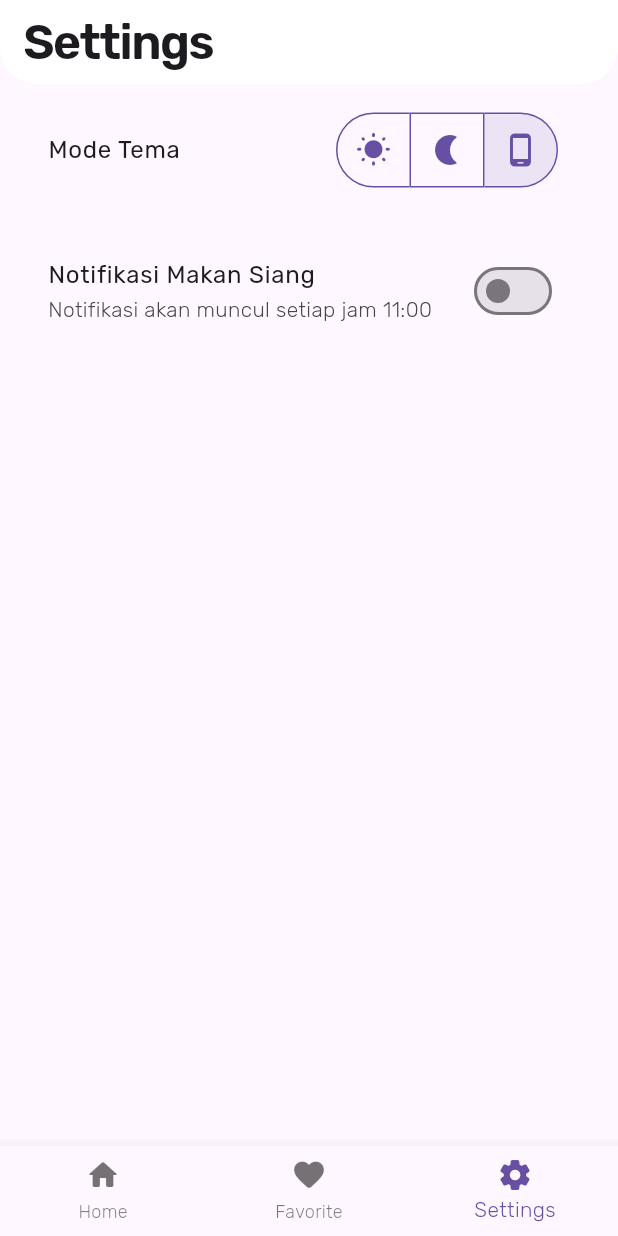
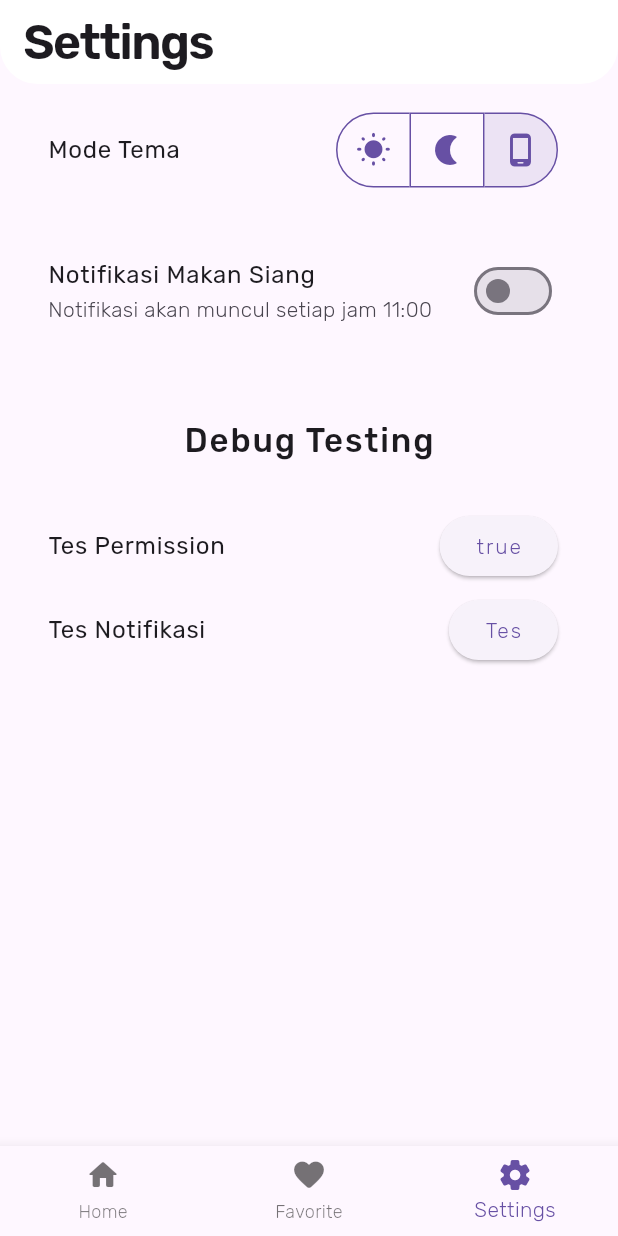
Before and after one commit to beckham-kho/idcamp2024_restaurant_app, a Flutter app: the screen it shows after launch, item 3 of the bottom bar chosen, on a phone screen of 412 x 824 dp. Run offline on Flutter 3.47's test engine with Material 3 defaults, Android fonts, the phone set to English and light mode, and no system bars; drawn by our look-alikes of dynamic_color; our stand-ins replace flutter_local_notifications, flutter_rating_bar, google_fonts, lottie, shared_preferences, sqflite; missing offline and left inert: workmanager; accounts and stored records are empty; network calls fail.

Commit message:
test: lunch notification

```diff
--- /dev/null
+++ b/lib/providers/services/local_notification_provider.dart
@@ -0,0 +1,27 @@
+import 'package:flutter/material.dart';
+import 'package:restaurant_app/services/local_notification_service.dart';
+
+class LocalNotificationProvider extends ChangeNotifier {
+  final LocalNotificationService flutterNotificationService;
+
+  LocalNotificationProvider(this.flutterNotificationService);
+
+  int _notificationId = 0;
+  bool? _permission = false;
+  bool? get permission => _permission;
+
+  Future<void> requestPermission() async {
+    _permission = await flutterNotificationService.requestPermissions();
+    notifyListeners();
+  }
+
+  void showNotification(String restaurantName) {
+    _notificationId += 1;
+    flutterNotificationService.showNotification(
+      id: _notificationId,
+      title: "Ubur-ubur ikan lele, yakin gak mau makan le?",
+      body: "$restaurantName lagi nungguin kamu lohhh. Yuk cus kesana!",
+      payload: "This is a payload from notification with id $_notificationId",
+    );
+  }
+}
--- a/lib/screens/setting/setting_screen.dart
+++ b/lib/screens/setting/setting_screen.dart
@@ -1,4 +1,6 @@
 import 'package:flutter/material.dart';
+import 'package:provider/provider.dart';
+import 'package:restaurant_app/providers/services/local_notification_provider.dart';
 import 'package:restaurant_app/screens/setting/notification_switch.dart';
 import 'package:restaurant_app/screens/setting/theme_toggle_button.dart';
 
@@ -35,6 +37,38 @@ class _SettingScreenState extends State<SettingScreen> {
                 subtitle: Text("Notifikasi akan muncul setiap jam 11:00"),
                 trailing: NotificationSwitch(),
               ),
+              const SizedBox(height: 50),
+              Text(
+                "Debug Testing",
+                style: Theme.of(context).textTheme.titleLarge,
+              ),
+              const SizedBox(height: 30),
+              Consumer<LocalNotificationProvider>(
+                builder: (context, value, child) {
+                  return Column(
+                    children: [
+                      ListTile(
+                        title: Text("Tes Permission"),
+                        trailing: ElevatedButton(
+                          onPressed: () {
+                            context.read<LocalNotificationProvider>().requestPermission();
+                          },
+                          child: Text(value.permission.toString())
+                        ),
+                      ),
+                      ListTile(
+                        title: Text("Tes Notifikasi"),
+                        trailing: ElevatedButton(
+                          onPressed: () {
+                            context.read<LocalNotificationProvider>().showNotification("Kafe Kita");
+                          },
+                          child: Text("Tes")
+                        ),
+                      ),
+                    ],
+                  );
+                },
+              ),
             ],
           ),
         ),
--- a/pubspec.yaml
+++ b/pubspec.yaml
@@ -47,8 +47,6 @@ dependencies:
   lottie: ^3.3.1
   sqflite: ^2.4.1
   shared_preferences: ^2.5.2
-  flutter_timezone: ^4.1.0
-  timezone: ^0.10.0
   flutter_local_notifications: ^18.0.1
 
 dev_dependencies:
```
Also changed, not shown: lib/main.dart (+11 -1 lines), lib/services/local_notification_service.dart (added, +91 -0 lines), pubspec.lock, 6 other files.
